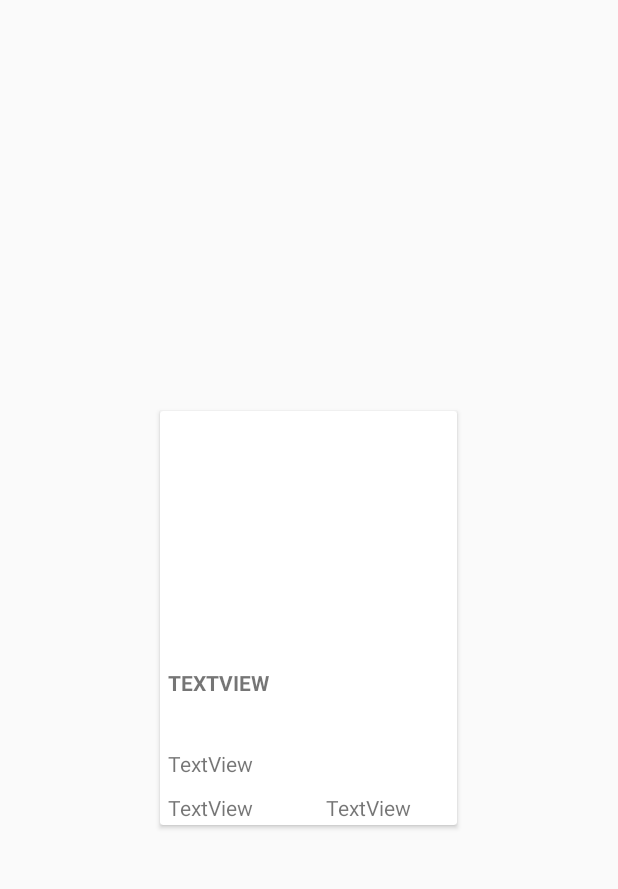
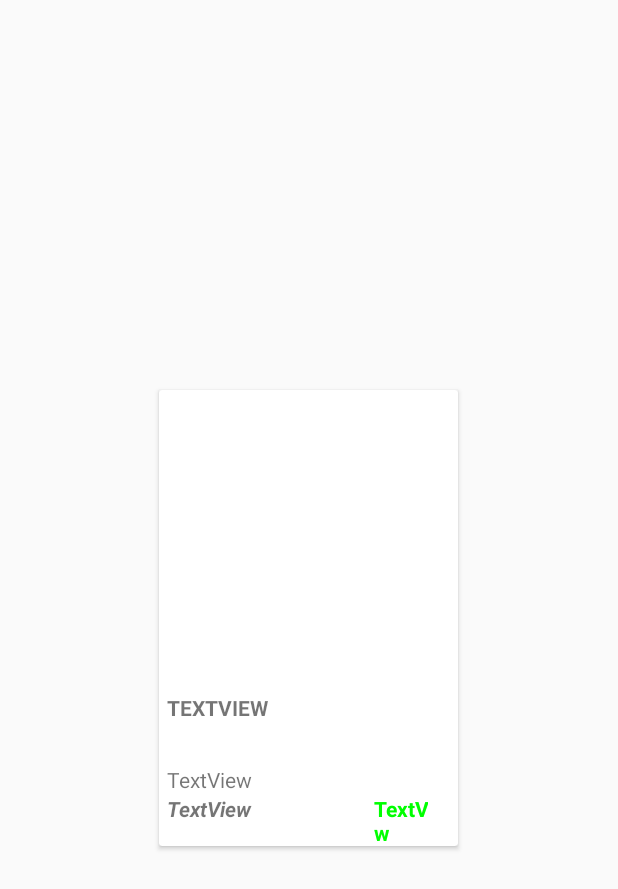
Before and after one commit to lindseywingate/androidStudio, an Android app: the layout card_item.xml on its own in the app's theme, with its tools: preview values and no code run, on a phone screen of 412 x 824 dp. Shown: the top 889 px of the screen. Run offline under Robolectric (Android 15) with nearby library versions, the phone set to English and light mode, and no system bars; network calls fail.

Commit message:
formatting done on cards

```diff
--- a/app/src/main/java/com/example/myfirstapp/CatalogScreen.java
+++ b/app/src/main/java/com/example/myfirstapp/CatalogScreen.java
@@ -59,8 +59,6 @@ public class CatalogScreen extends AppCompatActivity {
         recyclerView.setAdapter(mAdapter);
     }
 
-
-
     /*REQUEST *************************************************************/
     protected ArrayList<String> getProductList(String keywords, String minPrice, String maxPrice, String newCond, String usedCond, String unspecifiedCond, String sortBy) {
         String url = "https://hw8-ebay-search-back.wl.r.appspot.com/cat?name="+keywords+":"+sortBy+":"+minPrice+":"+maxPrice+":"+newCond+":"+usedCond+":"+unspecifiedCond;
--- a/app/src/main/res/layout/card_item.xml
+++ b/app/src/main/res/layout/card_item.xml
@@ -8,29 +8,29 @@
     xmlns:android="http://schemas.android.com/apk/res/android">
 
     <FrameLayout
-        android:layout_width="198dp"
-        android:layout_height="276dp"
+        android:layout_width="199dp"
+        android:layout_height="304dp"
         android:paddingLeft="5dp"
         android:paddingRight="20dp">
 
         <LinearLayout
-            android:layout_width="190dp"
+            android:layout_width="189dp"
             android:layout_height="match_parent"
             android:orientation="vertical">
 
             <ImageView
                 android:id="@+id/prod_image"
                 android:layout_width="match_parent"
-                android:layout_height="171dp" />
+                android:layout_height="202dp" />
 
             <TextView
                 android:id="@+id/prod_title"
                 android:layout_width="match_parent"
-                android:layout_height="54dp"
+                android:layout_height="48dp"
                 android:ellipsize="end"
+                android:gravity="left"
                 android:maxLines="3"
                 android:scrollHorizontally="true"
-                android:gravity="left"
                 android:text="TextView"
                 android:textAllCaps="true"
                 android:textStyle="bold" />
@@ -38,7 +38,7 @@
             <TextView
                 android:id="@+id/prod_ships"
                 android:layout_width="match_parent"
-                android:layout_height="29dp"
+                android:layout_height="wrap_content"
                 android:layout_gravity="center"
                 android:text="TextView" />
 
@@ -49,18 +49,21 @@
 
                 <TextView
                     android:id="@+id/prod_cond"
-                    android:layout_width="105dp"
-                    android:layout_height="wrap_content"
+                    android:layout_width="138dp"
+                    android:layout_height="match_parent"
                     android:layout_gravity="left"
-                    android:text="TextView" />
+                    android:text="TextView"
+                    android:textStyle="italic|bold" />
 
                 <TextView
                     android:id="@+id/prod_price"
                     android:layout_width="wrap_content"
-                    android:layout_height="wrap_content"
+                    android:layout_height="match_parent"
                     android:layout_gravity="right"
                     android:layout_weight="1"
-                    android:text="TextView" />
+                    android:text="TextView"
+                    android:textColor="#0f0"
+                    android:textStyle="bold" />
             </LinearLayout>
 
         </LinearLayout>
```
Also changed, not shown: app/src/main/java/com/example/myfirstapp/MyAdapter.java (+9 -4 lines).
